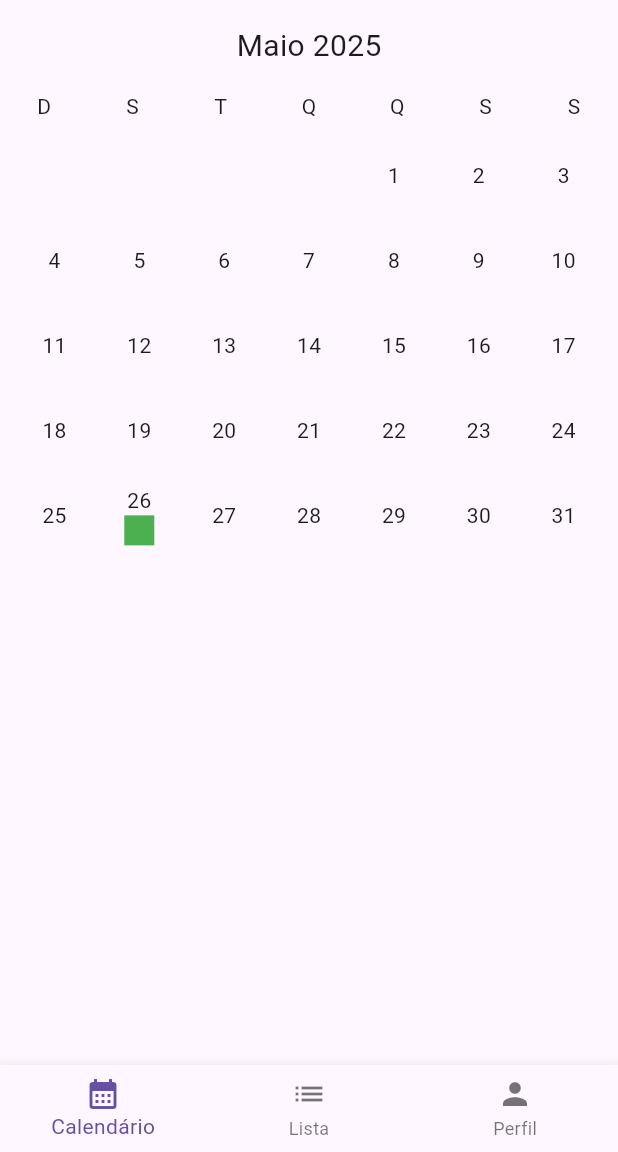
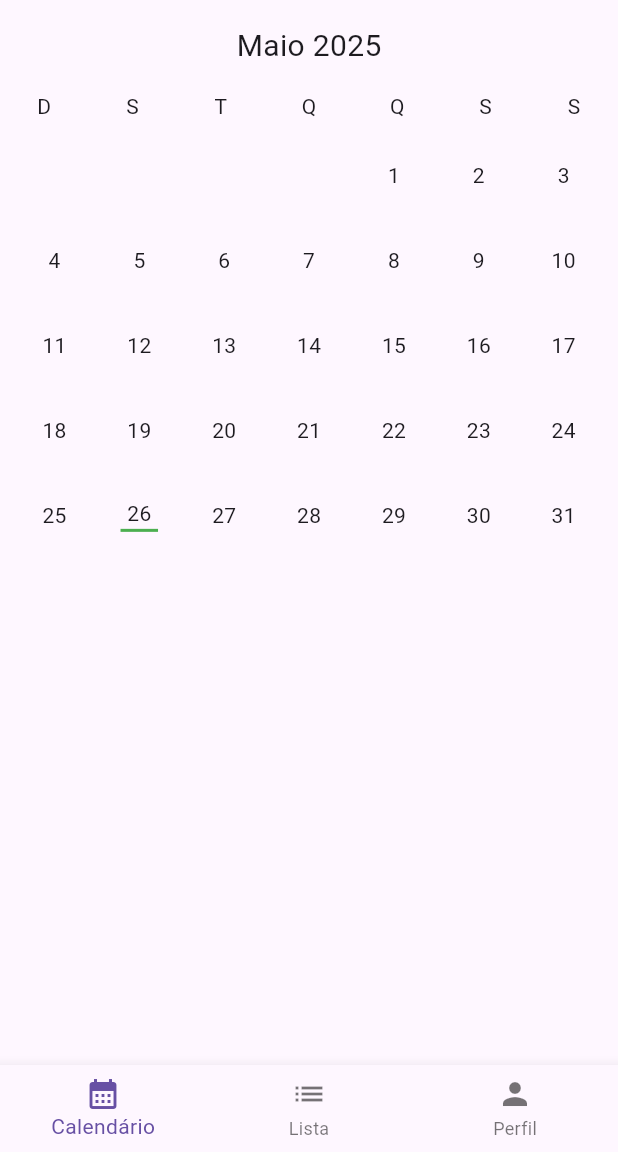
Before and after one commit to Intoxco/Projeto-Flutter, a Flutter app: the screen it shows once a user with an empty profile is signed in, swiped to page 5, on a phone screen of 412 x 824 dp, the part 84-1236 px from its top. Run offline on Flutter 3.47's test engine with Material 3 defaults, Android fonts, the phone set to English and light mode, and no system bars; our stand-ins replace cloud_firestore, firebase_auth, firebase_core; accounts and stored records are empty.

Commit message:
Alteração visual calendário

```diff
--- a/flutter_application_1/lib/view/calendario_view.dart
+++ b/flutter_application_1/lib/view/calendario_view.dart
@@ -100,8 +100,8 @@ Widget buildPageView(){
                         : Text(dia.toString()),
                       dataAtual.day == dia && dataAtual.month == mesAtual ?
                         Container(
-                          width: 20,
-                          height: 20,
+                          width: 25,
+                          height: 2,
                           color: Colors.green,
                         )
                         : SizedBox(),
@@ -110,9 +110,9 @@ Widget buildPageView(){
                           width: 25,
                           height: 2,
                           color: Colors.blue,
-
                         )
                         : SizedBox(),
+
                       ],
                       )
                   );
--- a/flutter_application_1/lib/view/perfil_view.dart
+++ b/flutter_application_1/lib/view/perfil_view.dart
@@ -1,5 +1,5 @@
 import 'package:flutter/material.dart';
-import 'package:flutter_application_1/widgets/auth_service.dart';
+import 'package:flutter_application_1/controlller/auth_check_controller.dart';
 import 'package:provider/provider.dart';
 import '../model/usuario.dart';
 import '../controlller/perfil_controller.dart';
```
